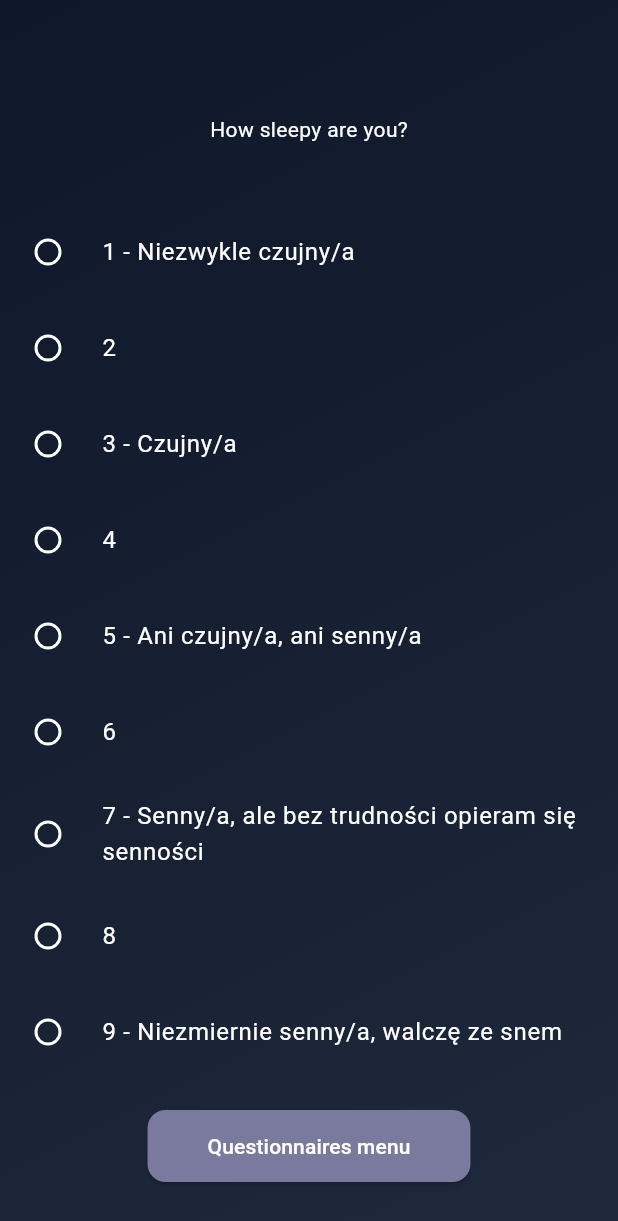
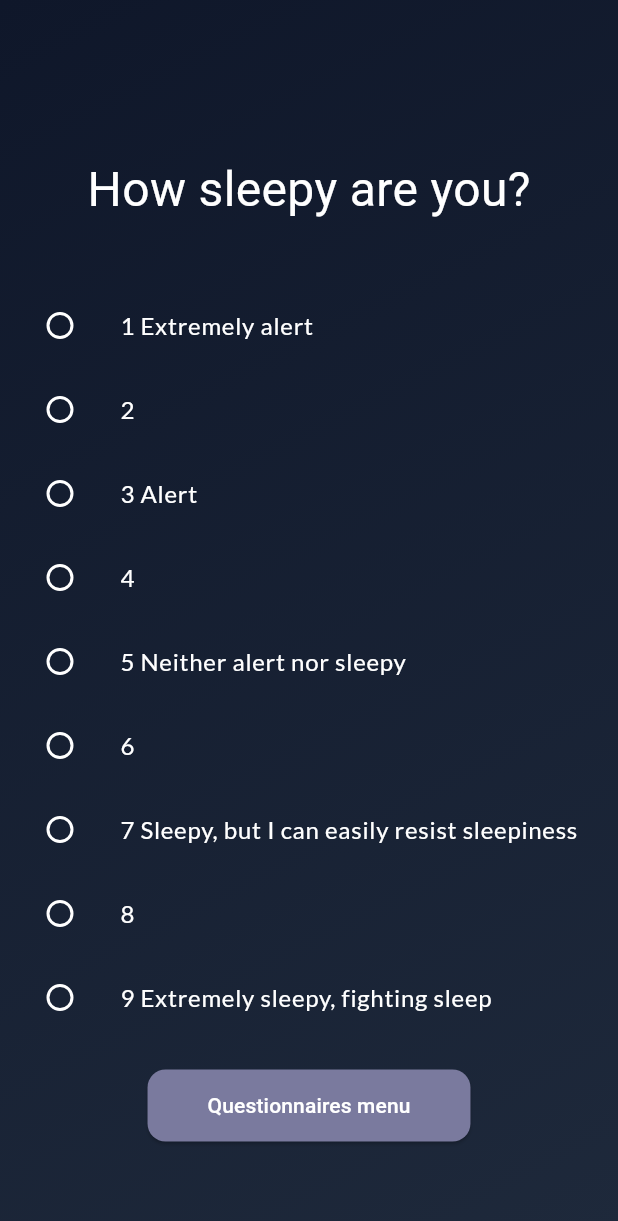
Before and after one commit to Kajtek-hub/Magisterka, a Flutter app: the KssQuestionnaireScreen screen opened by its route, on a phone screen of 412 x 824 dp. Shown: the top 1221 px of the screen. Run offline on Flutter 3.47's test engine with Material 3 defaults, Android fonts, the phone set to English and light mode, and no system bars; our stand-ins replace google_fonts.

Commit message:
PVT and KSS frontend completed

```diff
--- /dev/null
+++ b/lib/custom_widgets/custom_ListTile.dart
@@ -0,0 +1,40 @@
+import 'package:flutter/material.dart';
+import 'package:google_fonts/google_fonts.dart';
+import 'package:magisterka/theme.dart';
+
+class CustomListTile extends StatefulWidget{
+
+  const CustomListTile({super.key, required this.tileTitle, required this.tileValue});
+
+  final String tileTitle;
+  final int tileValue;
+
+
+  @override
+  State<StatefulWidget> createState() {
+    return _CustomListTile();
+  }
+}
+
+class _CustomListTile extends State<CustomListTile>{
+  @override
+  Widget build(BuildContext context) {
+    return ListTile(
+      title: Text(widget.tileTitle, style: GoogleFonts.lato(
+        color: Colors.white
+      ) ,),
+      leading: Radio(
+        value:  widget.tileValue,
+        fillColor: WidgetStateProperty.resolveWith((states){
+          if(states.contains(WidgetState.selected)){
+            return Colors.white;
+          }
+          else{
+            return Colors.white;
+          }
+        }
+        ),
+      ),
+    );
+  }
+}
--- a/lib/custom_widgets/my_painter.dart
+++ b/lib/custom_widgets/my_painter.dart
@@ -7,8 +7,8 @@
   void paint(Canvas canvas, Size size) {
     Rect rect = Rect.fromCenter(
       center: Offset(size.width / 2, size.height / 2),
-      width: 100,
-      height: 50,
+      width: 250,
+      height: 250,
     );
 
     Paint paint = Paint()
--- a/lib/screens/authentication_screens/login_screen.dart
+++ b/lib/screens/authentication_screens/login_screen.dart
@@ -62,7 +62,7 @@ class _LoginScreen extends State<LoginScreen>{
 
                 TextField(
                   decoration: InputDecoration(
-                    hintText: "Username",
+                    hintText: "Email adress",
                     hintStyle: TextStyle(color: Theme_Colors.primary)
                   ),
                 ),
--- a/lib/screens/questionnaire_screens/kss_questionnaire_screen.dart
+++ b/lib/screens/questionnaire_screens/kss_questionnaire_screen.dart
@@ -1,6 +1,7 @@
 import 'package:flutter/material.dart';
 import 'package:magisterka/custom_widgets/custom_button.dart';
 import 'package:magisterka/theme.dart';
+import 'package:magisterka/custom_widgets/custom_ListTile.dart';
 
 class KssQuestionnaireScreen extends StatefulWidget {
   const KssQuestionnaireScreen(this.onKss, {super.key});
@@ -13,18 +14,28 @@ class KssQuestionnaireScreen extends StatefulWidget {
 }
 
 class _KssQuestionnaireScreen extends State<KssQuestionnaireScreen> {
-  final List<Map<String, String>> kssOption = [
-    {"value": "1", "label": "Niezwykle czujny/a"},
-    {"value": "2", "label": ""},
-    {"value": "3", "label": "Czujny/a"},
-    {"value": "4", "label": ""},
-    {"value": "5", "label": "Ani czujny/a, ani senny/a"},
-    {"value": "6", "label": ""},
-    {"value": "7", "label": "Senny/a, ale bez trudności opieram się senności"},
-    {"value": "8", "label": ""},
-    {"value": "9", "label": "Niezmiernie senny/a, walczę ze snem"},
-  ];
-
+  //final List<Map<String, String>> kssOption = [
+  //  {"value": "1", "label": "Niezwykle czujny/a"},
+  //  {"value": "2", "label": ""},
+  //  {"value": "3", "label": "Czujny/a"},
+  //  {"value": "4", "label": ""},
+  //  {"value": "5", "label": "Ani czujny/a, ani senny/a"},
+  //  {"value": "6", "label": ""},
+  //  {"value": "7", "label": "Senny/a, ale bez trudności opieram się senności"},
+  //  {"value": "8", "label": ""},
+  //  {"value": "9", "label": "Niezmiernie senny/a, walczę ze snem"},
+  //];
+final List<String> kssOption = [
+  "1 Extremely alert",
+  "2",
+  "3 Alert",
+  "4",
+  "5 Neither alert nor sleepy",
+  "6",
+  "7 Sleepy, but I can easily resist sleepiness",
+  "8",
+  "9 Extremely sleepy, fighting sleep",
+];
   int? _selectedValue; //Jak obejrze filmiki to poprawie
   @override
   Widget build(BuildContext context) {
@@ -45,35 +56,25 @@ class _KssQuestionnaireScreen extends State<KssQuestionnaireScreen> {
                 SizedBox(height: 40),
                 Text(
                   'How sleepy are you?',
-                  style: TextStyle(color: Colors.white),
+                  style: TextStyle(color: Colors.white,
+                  fontSize: 32),
                 ),
                 SizedBox(height: 40),
                 RadioGroup<int>(
-                  //value: _selectedValue,
-                  onChanged: (int? val) {
+                  groupValue: _selectedValue ,
+                  onChanged: (int? value){
                     setState(() {
-                      _selectedValue = val;
+                      _selectedValue = value;
+                      print(_selectedValue);
                     });
-                  },
-                  child: Column(
-                    children: [
-                      ...kssOption.map((option) {
-                        final int value = int.parse(option["value"]!,); //Do poprawy wykrzyknik
-                        final String label = option["label"]!;
+                },
+                child: Column(
+                  children: List.generate(kssOption.length, (index){
 
-                        return RadioListTile<int>(
-                          contentPadding: EdgeInsets.symmetric(vertical: 4, horizontal: 12,
-                          ),
-                          value: value,
-                          fillColor: WidgetStateProperty.all(Colors.white),
-                          title: Text(label.isNotEmpty ? "$value - $label" : "$value",
-                            style: TextStyle(color: Colors.white),
-                          ),
-                        );
-                      }).toList(),
-                    ],
-                  ),
-                ),
+                    return CustomListTile(tileTitle: kssOption[index], tileValue: index+1);
+                  })
+
+                )),
                 SizedBox(height: 20),
                 CustomButton(
                   '/questionnaires-menu-screen',
```
Also changed, not shown: lib/screens/authentication_screens/register_screen.dart (+80 -21 lines), lib/screens/test_screens/pvt/pvt_screen.dart (+68 -4 lines).
